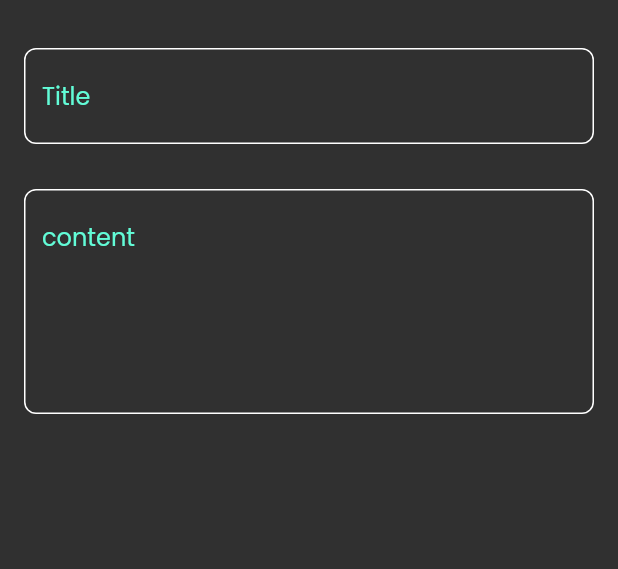
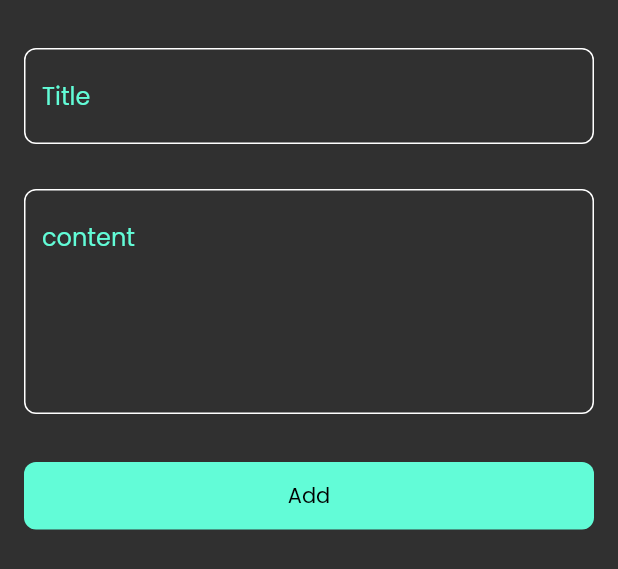
Before and after one commit to AliMohamed-Ali/flutter_projects, a Flutter app: the AddNotesBottomSheet widget shown alone on an empty page, opened directly, on a phone screen of 412 x 824 dp. Shown: the top 569 px of the screen. Run offline on Flutter 3.47's test engine with Material 2 defaults, Android fonts, the phone set to English and light mode, and no system bars; our stand-ins replace audioplayers, bloc, cloud_firestore, firebase_auth, firebase_core, flutter_bloc and 2 more; accounts and stored records are empty.

Commit message:
create custom bottom

```diff
--- a/notes_app/lib/views/widget/add_note_bottom_sheet.dart
+++ b/notes_app/lib/views/widget/add_note_bottom_sheet.dart
@@ -1,5 +1,8 @@
 import 'package:flutter/material.dart';
+import 'package:notes_app/constants.dart';
 import 'package:notes_app/views/widget/custom_text_field.dart';
+
+import 'custom_bottom.dart';
 
 class AddNotesBottomSheet extends StatelessWidget {
   const AddNotesBottomSheet({super.key});
@@ -8,6 +11,7 @@ class AddNotesBottomSheet extends StatelessWidget {
   Widget build(BuildContext context) {
     return const Padding(
       padding: EdgeInsets.symmetric(horizontal: 16.0),
+      child: SingleChildScrollView(
         child: Column(
           children: [
             SizedBox(
@@ -22,8 +26,16 @@ class AddNotesBottomSheet extends StatelessWidget {
             CustomTextField(
               hint: "content",
               maxLines: 5,
+            ),
+            SizedBox(
+              height: 32,
+            ),
+            CustomBottom(),
+            SizedBox(
+              height: 16,
             )
           ],
+        ),
       ),
     );
   }
--- /dev/null
+++ b/notes_app/lib/views/widget/custom_bottom.dart
@@ -0,0 +1,24 @@
+import 'package:flutter/material.dart';
+
+import '../../constants.dart';
+
+class CustomBottom extends StatelessWidget {
+  const CustomBottom({super.key});
+
+  @override
+  Widget build(BuildContext context) {
+    return Container(
+      width: MediaQuery.of(context).size.width,
+      height: 45,
+      decoration: BoxDecoration(
+        borderRadius: BorderRadius.circular(8),
+        color: kPrimaryColor,
+      ),
+      child: const Center(
+          child: Text(
+        "Add",
+        style: TextStyle(color: Colors.black),
+      )),
+    );
+  }
+}
```
Lines whose indentation alone changed are shown as unchanged.
